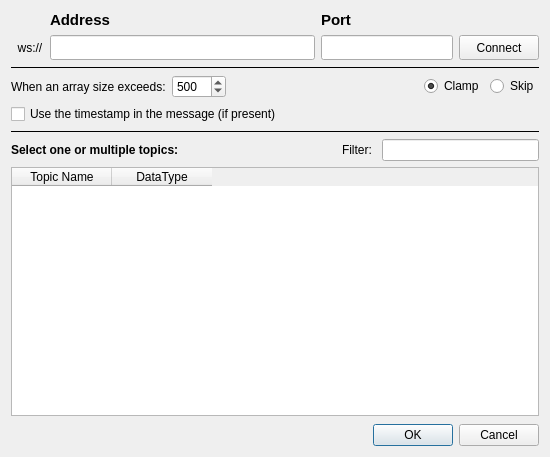
This is data_stream_pj_bridge/websocket_client.ui in PlotJuggler/pj-official-plugins as Qt 5 draws it before an edit. The edited form follows.
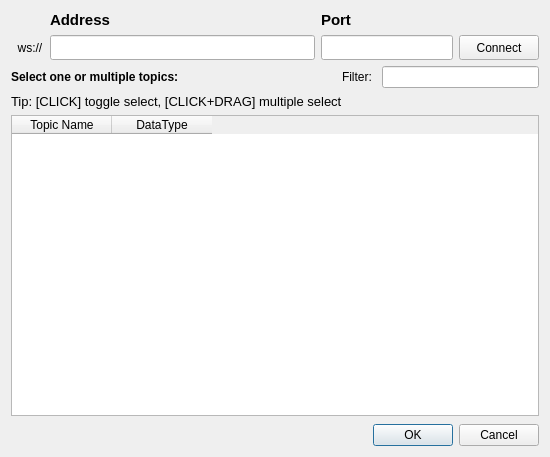
This is the edited form.

Commit message: feat(pj_bridge): clone PJ3 websocket client dialog layout (#130)

Diff of the .ui file:
```diff
--- a/data_stream_pj_bridge/websocket_client.ui
+++ b/data_stream_pj_bridge/websocket_client.ui
@@ -107,87 +107,6 @@
      </item>
     </layout>
    </item>
-   <item>
-    <widget class="Line" name="line">
-     <property name="frameShadow">
-      <enum>QFrame::Plain</enum>
-     </property>
-     <property name="orientation">
-      <enum>Qt::Horizontal</enum>
-     </property>
-    </widget>
-   </item>
-   <item>
-    <layout class="QHBoxLayout" name="parserOptionsLayout">
-     <item>
-      <widget class="QLabel" name="labelArraySize">
-       <property name="text">
-        <string>When an array size exceeds:</string>
-       </property>
-      </widget>
-     </item>
-     <item>
-      <widget class="QSpinBox" name="spinBoxArraySize">
-       <property name="minimum">
-        <number>0</number>
-       </property>
-       <property name="maximum">
-        <number>9999</number>
-       </property>
-       <property name="value">
-        <number>500</number>
-       </property>
-      </widget>
-     </item>
-     <item>
-      <spacer name="parserOptionsSpacer">
-       <property name="orientation">
-        <enum>Qt::Horizontal</enum>
-       </property>
-       <property name="sizeHint" stdset="0">
-        <size>
-         <width>40</width>
-         <height>20</height>
-        </size>
-       </property>
-      </spacer>
-     </item>
-     <item>
-      <widget class="QRadioButton" name="radioClamp">
-       <property name="text">
-        <string>Clamp</string>
-       </property>
-       <property name="checked">
-        <bool>true</bool>
-       </property>
-      </widget>
-     </item>
-     <item>
-      <widget class="QRadioButton" name="radioSkip">
-       <property name="text">
-        <string>Skip</string>
-       </property>
-      </widget>
-     </item>
-    </layout>
-   </item>
-   <item>
-    <widget class="QCheckBox" name="checkBoxUseTimestamp">
-     <property name="text">
-      <string>Use the timestamp in the message (if present)</string>
-     </property>
-    </widget>
-   </item>
-   <item>
-    <widget class="Line" name="line_2">
-     <property name="frameShadow">
-      <enum>QFrame::Plain</enum>
-     </property>
-     <property name="orientation">
-      <enum>Qt::Horizontal</enum>
-     </property>
-    </widget>
-   </item>
    <item>
     <layout class="QHBoxLayout" name="horizontalLayout_5">
      <item>
@@ -238,6 +157,18 @@
      </item>
     </layout>
    </item>
+   <item>
+    <widget class="QLabel" name="label_5">
+     <property name="font">
+      <font>
+       <pointsize>10</pointsize>
+      </font>
+     </property>
+     <property name="text">
+      <string>Tip: [CLICK] toggle select, [CLICK+DRAG] multiple select</string>
+     </property>
+    </widget>
+   </item>
    <item>
     <widget class="QTableWidget" name="topicsList">
      <property name="selectionMode">
```
Left out of the diff: 2 changed lines with no effect on the pictures. The commit also changes 1 other file.
